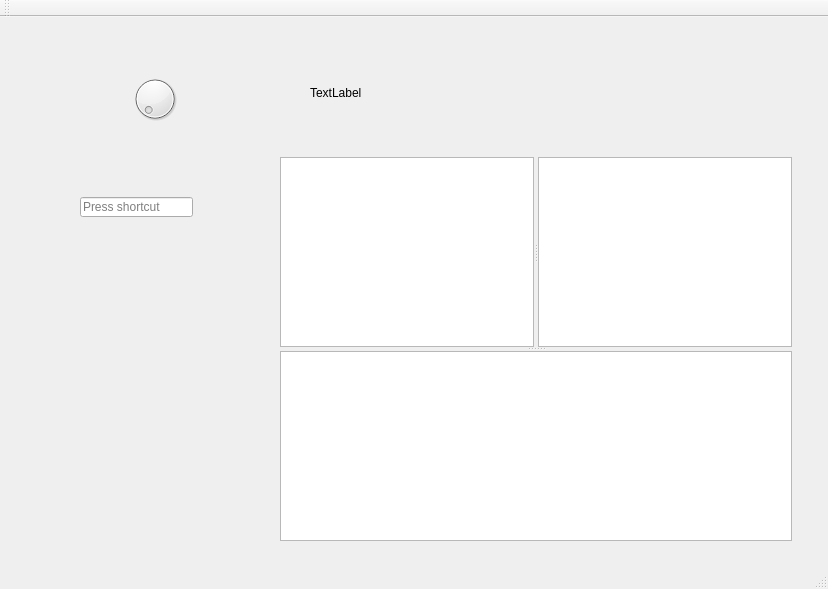
Qt form cpp_project_win/qt_test/qt_test.ui (skywang2/Practice_Code) before a commit.
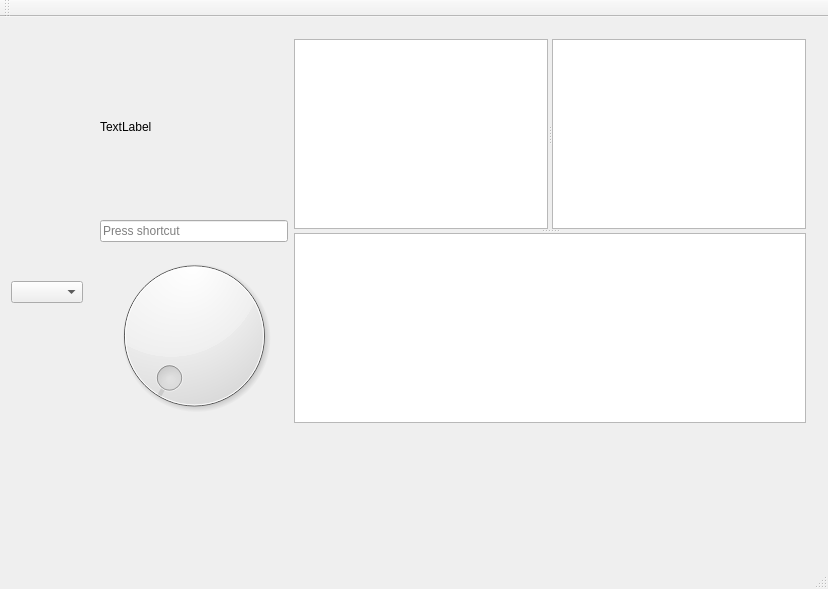
The same form after that commit. Custom widgets are drawn as their Qt base class.

Diff of the .ui file:
```diff
--- a/cpp_project_win/qt_test/qt_test.ui
+++ b/cpp_project_win/qt_test/qt_test.ui
@@ -14,48 +14,26 @@
    <string>qt_test</string>
   </property>
   <widget class="QWidget" name="centralWidget">
-   <widget class="QDial" name="dial">
-    <property name="geometry">
-     <rect>
-      <x>130</x>
-      <y>50</y>
-      <width>50</width>
-      <height>64</height>
-     </rect>
-    </property>
-   </widget>
-   <widget class="QKeySequenceEdit" name="keySequenceEdit">
-    <property name="geometry">
-     <rect>
-      <x>80</x>
-      <y>180</y>
-      <width>113</width>
-      <height>20</height>
-     </rect>
-    </property>
-   </widget>
+   <layout class="QHBoxLayout" name="horizontalLayout_2">
+    <item>
+     <widget class="QComboBox" name="comboBox"/>
+    </item>
+    <item>
+     <widget class="QStackedWidget" name="stackedWidget">
+      <property name="currentIndex">
+       <number>0</number>
+      </property>
+      <widget class="QWidget" name="page_0">
+       <layout class="QGridLayout" name="gridLayout">
+        <item row="0" column="0">
    <widget class="QLabel" name="testCss">
-    <property name="geometry">
-     <rect>
-      <x>310</x>
-      <y>70</y>
-      <width>54</width>
-      <height>12</height>
-     </rect>
-    </property>
     <property name="text">
      <string>TextLabel</string>
     </property>
    </widget>
+        </item>
+        <item row="0" column="1" rowspan="3">
    <widget class="QSplitter" name="splitter_2">
-    <property name="geometry">
-     <rect>
-      <x>280</x>
-      <y>140</y>
-      <width>512</width>
-      <height>384</height>
-     </rect>
-    </property>
     <property name="orientation">
      <enum>Qt::Vertical</enum>
     </property>
@@ -68,16 +46,24 @@
     </widget>
     <widget class="QTextEdit" name="textEdit_3"/>
    </widget>
+        </item>
+        <item row="1" column="0">
+         <widget class="QKeySequenceEdit" name="keySequenceEdit"/>
+        </item>
+        <item row="2" column="0">
+         <widget class="QDial" name="dial"/>
+        </item>
+        <item row="3" column="1">
    <widget class="myWidget" name="widget" native="true">
-    <property name="geometry">
-     <rect>
-      <x>60</x>
-      <y>250</y>
-      <width>120</width>
-      <height>80</height>
-     </rect>
-    </property>
-   </widget>
+          <layout class="QHBoxLayout" name="horizontalLayout"/>
+         </widget>
+        </item>
+       </layout>
+      </widget>
+      <widget class="QWidget" name="page_1"/>
+     </widget>
+    </item>
+   </layout>
   </widget>
   <widget class="QMenuBar" name="menuBar">
    <property name="geometry">
```
Left out of the diff: 2 changed lines with no effect on the pictures. Lines whose indentation alone changed are shown as unchanged.
